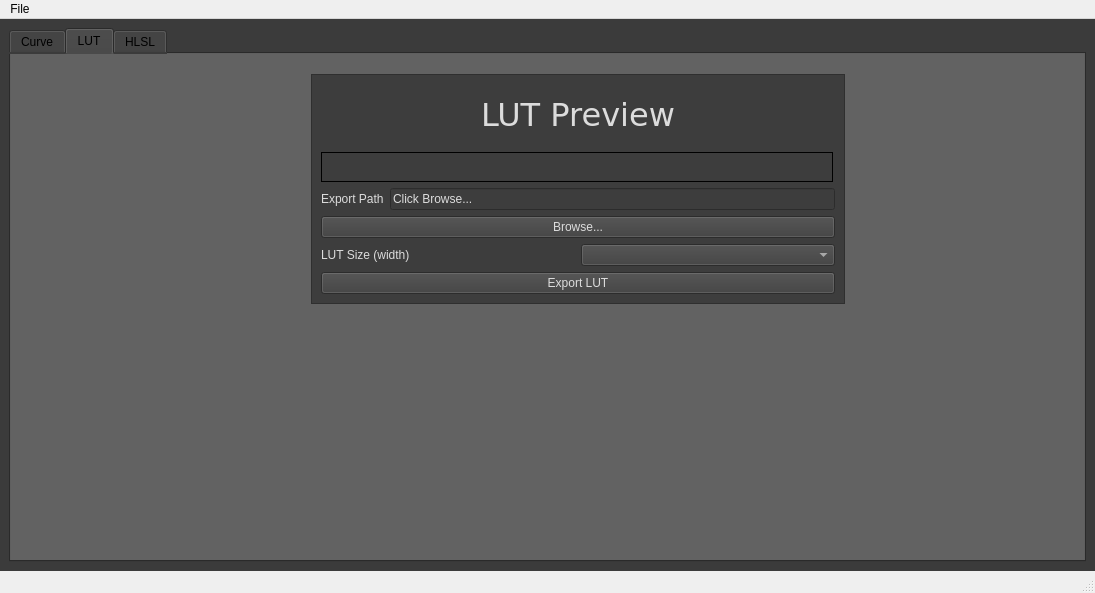
The window that mainwindow.ui (omriyaloz/Curve-Maker) describes before a commit, drawn with Qt 5.
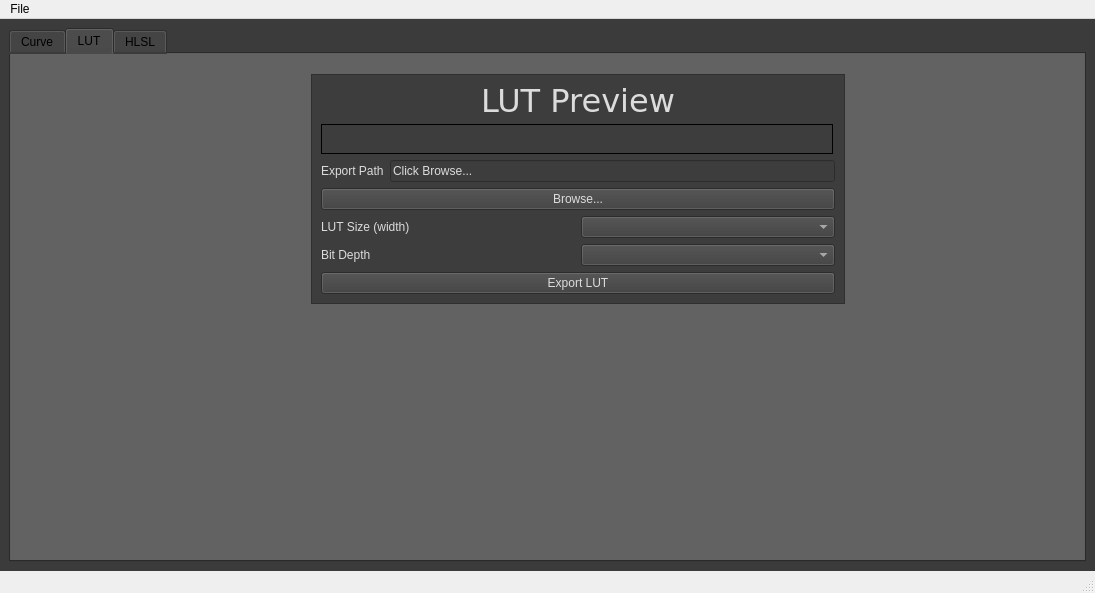
The same window after the commit. The open tabs and pages were chosen to show the change. Custom widgets are drawn as their Qt base class.

Commit message: Added bit depth options

```diff
--- a/mainwindow.ui
+++ b/mainwindow.ui
@@ -397,6 +397,27 @@
            </item>
           </layout>
          </item>
+         <item>
+          <layout class="QHBoxLayout" name="horizontalLayout_3">
+           <item>
+            <widget class="QLabel" name="bitDepthLabel">
+             <property name="styleSheet">
+              <string notr="true">color: rgb(220, 220, 220);</string>
+             </property>
+             <property name="text">
+              <string>Bit Depth</string>
+             </property>
+            </widget>
+           </item>
+           <item>
+            <widget class="QComboBox" name="bitDepthComboBox">
+             <property name="styleSheet">
+              <string notr="true">color: rgb(220, 220, 220);</string>
+             </property>
+            </widget>
+           </item>
+          </layout>
+         </item>
          <item>
           <widget class="QPushButton" name="exportButton">
            <property name="styleSheet">
```
Left out of the diff: 2 changed lines with no effect on the pictures. The commit also changes 2 other files.
